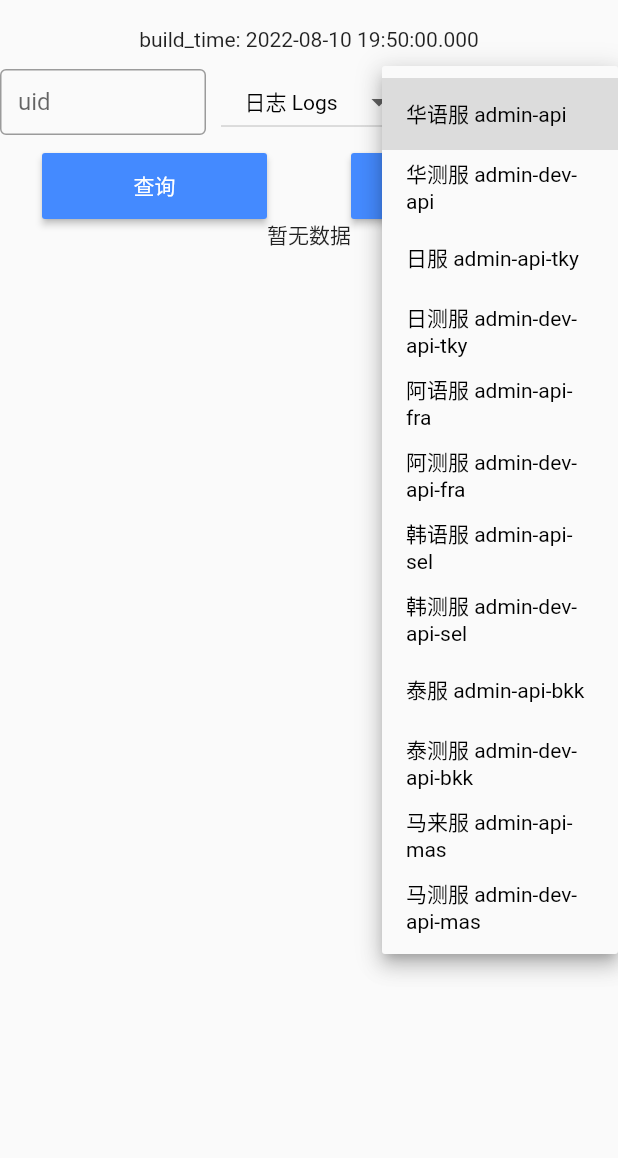
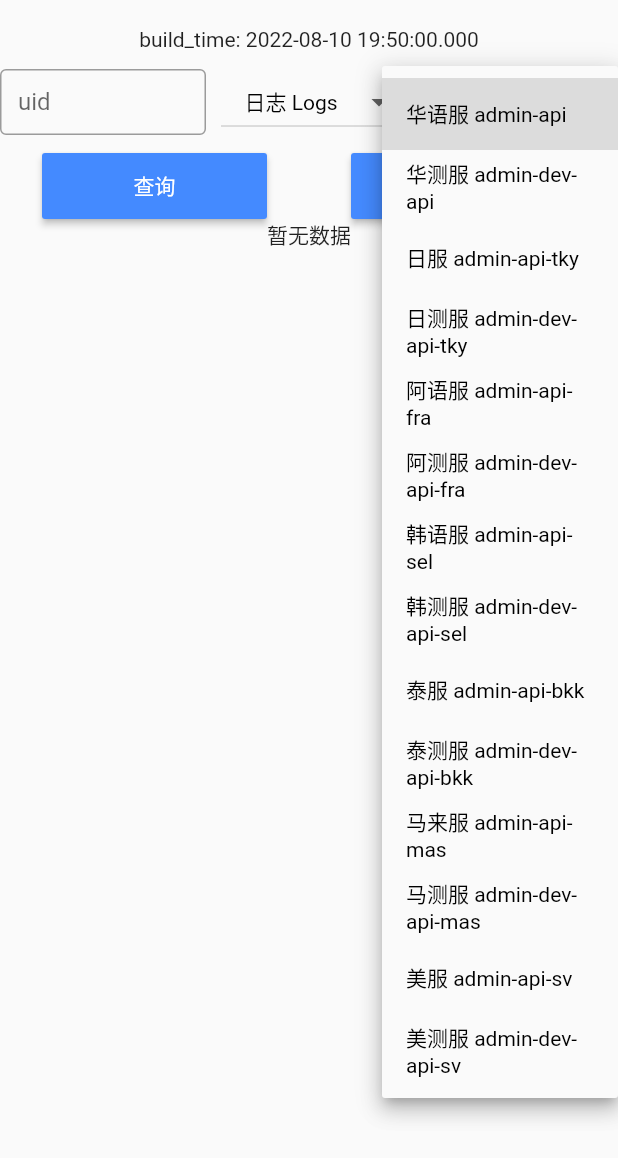
Before and after one commit to JimmyPeng4iOS/wp_log_manager, a Flutter app: the screen it shows after launch, after a tap on "华语服 admin-api", on a phone screen of 412 x 824 dp. Shown: the top 1158 px of the screen. Run offline on Flutter 3.47's test engine with Material 2 defaults, Android fonts, the light colour scheme and no system bars; our stand-ins replace dio, fluttertoast; missing offline and left inert: clipboard.

Commit message:
fix: 增加美服

```diff
--- a/lib/query_param_widget.dart
+++ b/lib/query_param_widget.dart
@@ -36,6 +36,8 @@ class _QueryParamWidgetState extends State<QueryParamWidget> {
     '泰测服 admin-dev-api-bkk',
     '马来服 admin-api-mas',
     '马测服 admin-dev-api-mas',
+    '美服 admin-api-sv',
+    '美测服 admin-dev-api-sv',
   ];
   String dropdownValue = '日志 Logs';
   String areaValue = '华语服 admin-api';
```
